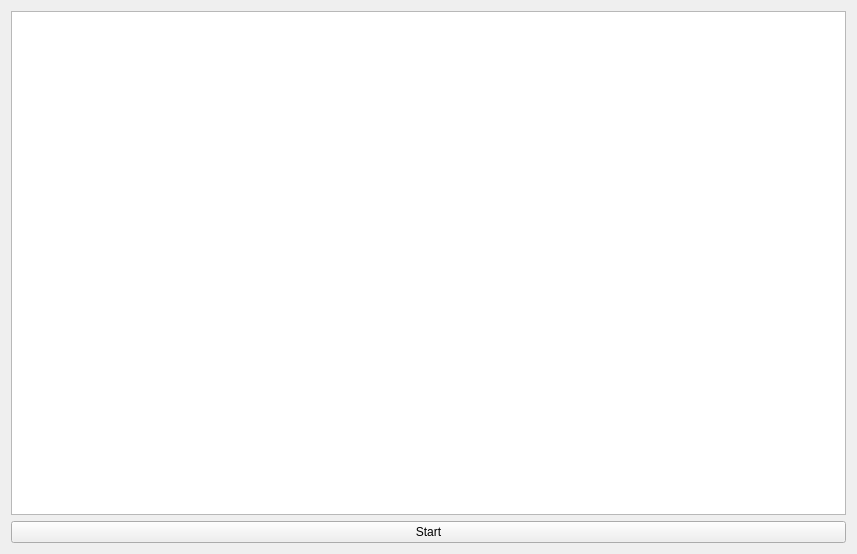
Above: mainwindow.ui from jeremicmilan/Voronoi before the change. Below: the same form after it.
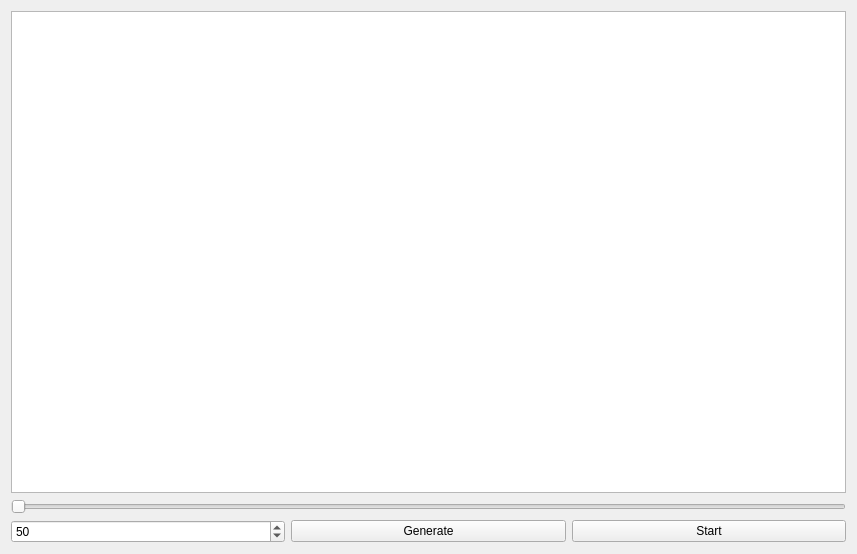
That is the form after the change.

Commit message:
Added slider, spinBox and a button
Slider for animation parameter.
spinBox for ammount of points to be generated.
Button for generating new points.

```diff
--- a/mainwindow.ui
+++ b/mainwindow.ui
@@ -18,8 +18,41 @@
     <item>
      <widget class="QGraphicsView" name="graphicsView"/>
     </item>
+    <item>
+     <widget class="QSlider" name="horizontalSlider">
+      <property name="maximum">
+       <number>100000</number>
+      </property>
+      <property name="singleStep">
+       <number>1</number>
+      </property>
+      <property name="orientation">
+       <enum>Qt::Horizontal</enum>
+      </property>
+     </widget>
+    </item>
     <item>
      <layout class="QHBoxLayout" name="navBar">
+      <item>
+       <widget class="QSpinBox" name="sbNumOfPoints">
+        <property name="minimum">
+         <number>3</number>
+        </property>
+        <property name="maximum">
+         <number>100</number>
+        </property>
+        <property name="value">
+         <number>50</number>
+        </property>
+       </widget>
+      </item>
+      <item>
+       <widget class="QPushButton" name="btnGenerate">
+        <property name="text">
+         <string>Generate</string>
+        </property>
+       </widget>
+      </item>
       <item>
        <widget class="QPushButton" name="btnStart">
         <property name="text">
```
